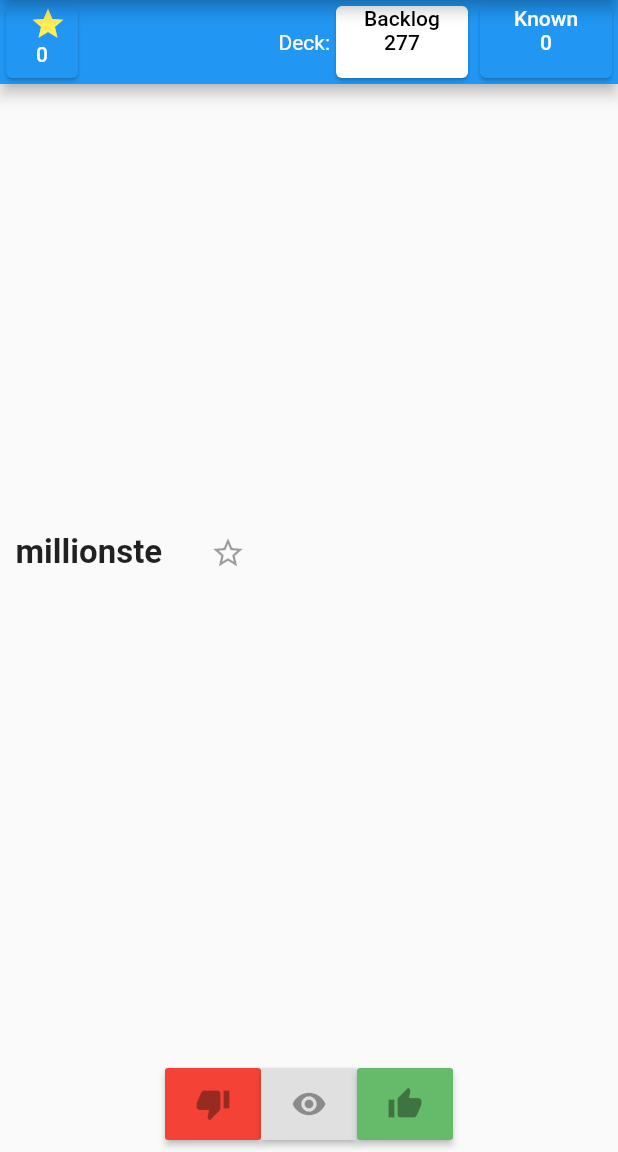
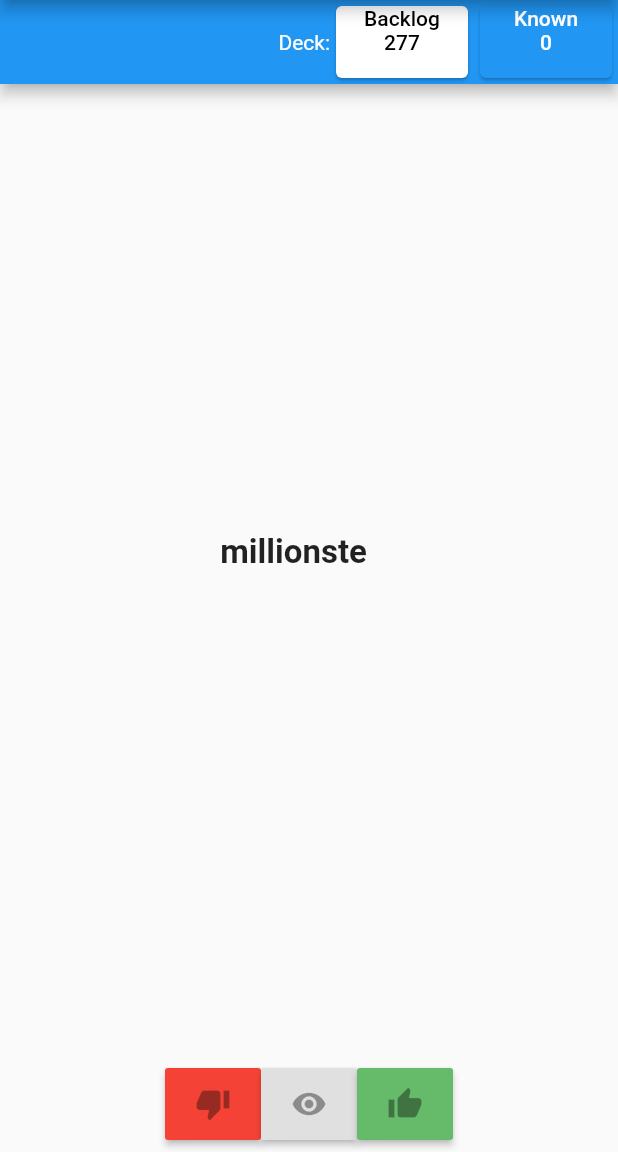
Before and after one commit to serious6/WatLeuk, a Flutter app: the screen it shows after launch, after a tap on "Backlog", on a phone screen of 412 x 824 dp, the part 84-1236 px from its top. Run offline on Flutter 3.47's test engine with Material 2 defaults, Android fonts, the phone set to English and light mode, and no system bars.

Commit message:
cleanup favourite star

```diff
--- a/lib/controller/translation_controller.dart
+++ b/lib/controller/translation_controller.dart
@@ -13,7 +13,6 @@ class TranslationController {
   // ProgressQueues;
   final Queue<Translation> _basic = new Queue();
   final Queue<Translation> _expert = new Queue();
-  final Queue<Translation> _favourite = new Queue();
 
   // ------------------------------------------------------------------------
 
@@ -26,7 +25,6 @@ class TranslationController {
 
     _basic.clear();
     _expert.clear();
-    _favourite.clear();
 
     _basic.addAll(_dataSupplyController.buildData());
   }
@@ -92,24 +90,11 @@ class TranslationController {
     }
   }
 
-  void updateFavourite(final Deck _sourceDeck, bool _favourite) {
-    if (_sourceDeck != null) {
-      if (!_favourite) {
-        // unfavourite
-        _moveBetweenDecks(Deck.Favourite, Deck.Deck1);
-      } else {
-        _moveBetweenDecks(_sourceDeck, Deck.Favourite);
-      }
-    }
-  }
-
   Queue<Translation> _getDeckByName(Deck _deck) {
     if (Deck.Deck1 == _deck) {
       return _basic;
     } else if (Deck.Deck2 == _deck) {
       return _expert;
-    } else if (Deck.Favourite == _deck) {
-      return _favourite;
     } else {
       return null;
     }
--- a/lib/model/deck.dart
+++ b/lib/model/deck.dart
@@ -1,5 +1,4 @@
 enum Deck {
   Deck1,
   Deck2,
-  Favourite,
 }
--- a/lib/screen/main_translation_screen.dart
+++ b/lib/screen/main_translation_screen.dart
@@ -2,7 +2,6 @@ import 'package:flutter/material.dart';
 import 'package:watleuk/controller/translation_controller.dart';
 import 'package:watleuk/model/deck.dart';
 import 'package:watleuk/model/translation.dart';
-import 'package:watleuk/widget/favourite_star.dart';
 
 class MainTranslationScreen extends StatefulWidget {
   _TranslatorState _currentAppState;
@@ -28,11 +27,6 @@ class _TranslatorState extends State<MainTranslationScreen> {
   int _deckSize2 = 0;
   TextStyle _textStyleButtonDeck2 = new TextStyle(color: Colors.white);
   Color _colorButtonDeck2 = Colors.blue[500];
-  int _deckSize3 = 0;
-  TextStyle _textStyleButtonDeck3 = new TextStyle(color: Colors.white);
-  Color _colorButtonDeck3 = Colors.blue[500];
-
-  FavouriteStarIconButton _favouriteStarIconButton;
 
   String _baseText = '';
   String _translatedText = '';
@@ -50,42 +44,9 @@ class _TranslatorState extends State<MainTranslationScreen> {
   @override
   Widget build(BuildContext context) {
     final double _width = MediaQuery.of(context).size.width * 0.95;
-    _favouriteStarIconButton =
-        new FavouriteStarIconButton(onChanged: _favouriteOnUpdate);
+
     return new Scaffold(
       appBar: new AppBar(
-        leading: new Visibility(
-          visible: !_endOfGame,
-          child: new Center(
-            child: new Visibility(
-              visible: !_endOfGame,
-              child: new Card(
-                color: _colorButtonDeck3,
-                child: new FlatButton(
-                  onPressed: _deckSize3 > 0
-                      ? () {
-                          _setSelectedDeck(Deck.Favourite);
-                        }
-                      : null,
-                  child: new Center(
-                    child: new Column(
-                      children: <Widget>[
-                        Icon(
-                          Icons.star,
-                          color: Colors.yellow[400],
-                        ),
-                        new Text(
-                          _deckSize3.toString(),
-                          style: _textStyleButtonDeck3,
-                        ),
-                      ],
-                    ),
-                  ),
-                ),
-              ),
-            ),
-          ),
-        ),
         actions: <Widget>[
           new Visibility(
             visible: !_endOfGame,
@@ -152,38 +113,19 @@ class _TranslatorState extends State<MainTranslationScreen> {
           ),
         ],
       ),
-      body: new Column(
-          mainAxisAlignment: MainAxisAlignment.center,
-          children: <Widget>[
-            new Visibility(
-              visible: _endOfGame,
-              child:
-                  new Image.asset("graphics/crown.png", fit: BoxFit.scaleDown),
-            ),
-            new Row(
-              mainAxisAlignment: MainAxisAlignment.center,
+      body: new Row(
         children: <Widget>[
           new Column(
-                  mainAxisAlignment: MainAxisAlignment.end,
+            mainAxisAlignment: MainAxisAlignment.center,
             children: <Widget>[
               new Container(
                 width: _width,
-                        child: new Center(
-                          child: new Row(
-                            children: <Widget>[
-                              new Text(
+                child: new Text(
                   _baseText,
-                                style: TextStyle(
-                                    fontSize: 22.0,
-                                    fontWeight: FontWeight.bold),
+                  textAlign: TextAlign.center,
+                  style: TextStyle(fontSize: 22.0, fontWeight: FontWeight.bold),
                 ),
-                              new Visibility(
-                                visible: !_endOfGame,
-                                child: _favouriteStarIconButton,
-                              )
-                            ],
               ),
-                        )),
               new Container(
                 width: _width,
                 child: new Text(
@@ -199,7 +141,6 @@ class _TranslatorState extends State<MainTranslationScreen> {
           ),
         ],
       ),
-          ]),
       bottomNavigationBar: new ButtonBar(
         alignment: MainAxisAlignment.spaceEvenly,
         children: <Widget>[
@@ -247,24 +188,13 @@ class _TranslatorState extends State<MainTranslationScreen> {
       if (Deck.Deck1 == selection) {
         _textStyleButtonDeck1 = new TextStyle(color: Colors.black);
         _textStyleButtonDeck2 = new TextStyle(color: Colors.white);
-        _textStyleButtonDeck3 = new TextStyle(color: Colors.white);
         _colorButtonDeck1 = Colors.white;
         _colorButtonDeck2 = Colors.blue[500];
-        _colorButtonDeck3 = Colors.blue[500];
       } else if (Deck.Deck2 == selection) {
         _textStyleButtonDeck2 = new TextStyle(color: Colors.black);
         _textStyleButtonDeck1 = new TextStyle(color: Colors.white);
-        _textStyleButtonDeck3 = new TextStyle(color: Colors.white);
         _colorButtonDeck2 = Colors.white;
         _colorButtonDeck1 = Colors.blue[500];
-        _colorButtonDeck3 = Colors.blue[500];
-      } else if (Deck.Favourite == selection) {
-        _textStyleButtonDeck2 = new TextStyle(color: Colors.white);
-        _textStyleButtonDeck1 = new TextStyle(color: Colors.white);
-        _textStyleButtonDeck3 = new TextStyle(color: Colors.black);
-        _colorButtonDeck2 = Colors.blue[500];
-        _colorButtonDeck1 = Colors.blue[500];
-        _colorButtonDeck3 = Colors.white;
       }
       _selectedDeck = selection;
     });
@@ -310,26 +240,8 @@ class _TranslatorState extends State<MainTranslationScreen> {
         _translatedText = 'Try again?';
         _endOfGame = true;
       }
-      resetFavouriteButton();
       _deckSize1 = _translationController.getDeckSize(Deck.Deck1);
       _deckSize2 = _translationController.getDeckSize(Deck.Deck2);
-      _deckSize3 = _translationController.getDeckSize(Deck.Favourite);
-    });
-  }
-
-  void resetFavouriteButton() {
-    setState(() {
-      _favouriteStarIconButton =
-          new FavouriteStarIconButton(onChanged: _favouriteOnUpdate);
-    });
-  }
-
-  void _favouriteOnUpdate(bool _activeState) {
-    setState(() {
-      _translationController.updateFavourite(_selectedDeck, _activeState);
-      _deckSize1 = _translationController.getDeckSize(Deck.Deck1);
-      _deckSize2 = _translationController.getDeckSize(Deck.Deck2);
-      _deckSize3 = _translationController.getDeckSize(Deck.Favourite);
     });
   }
 }
```
Lines whose indentation alone changed are shown as unchanged.
